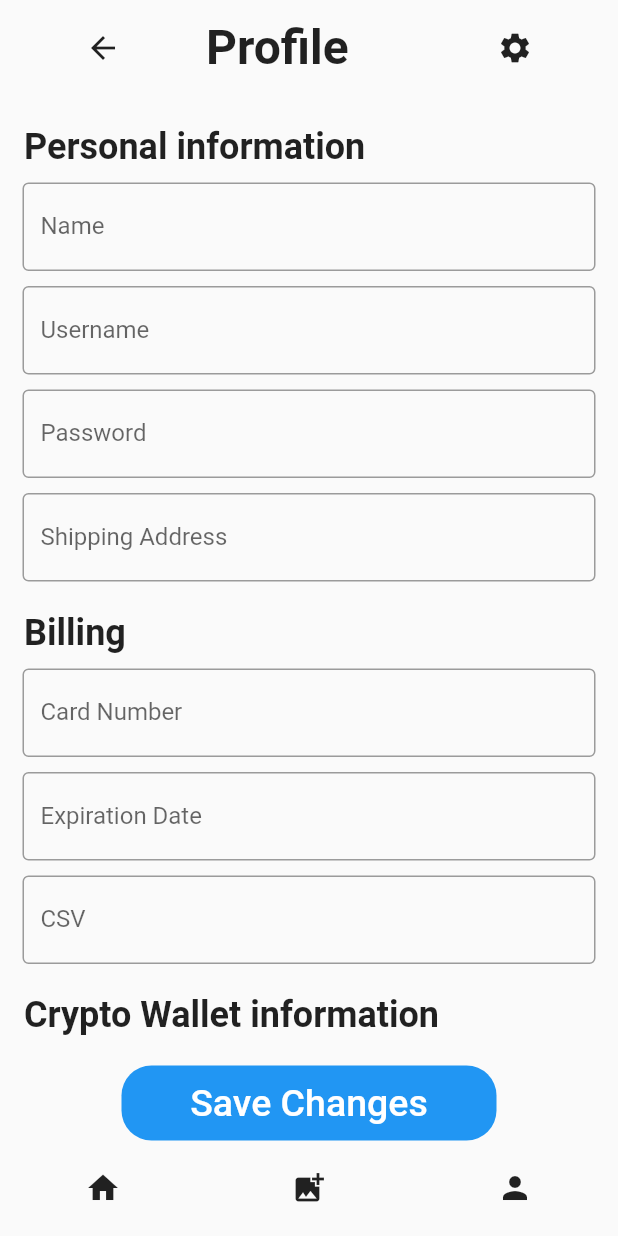
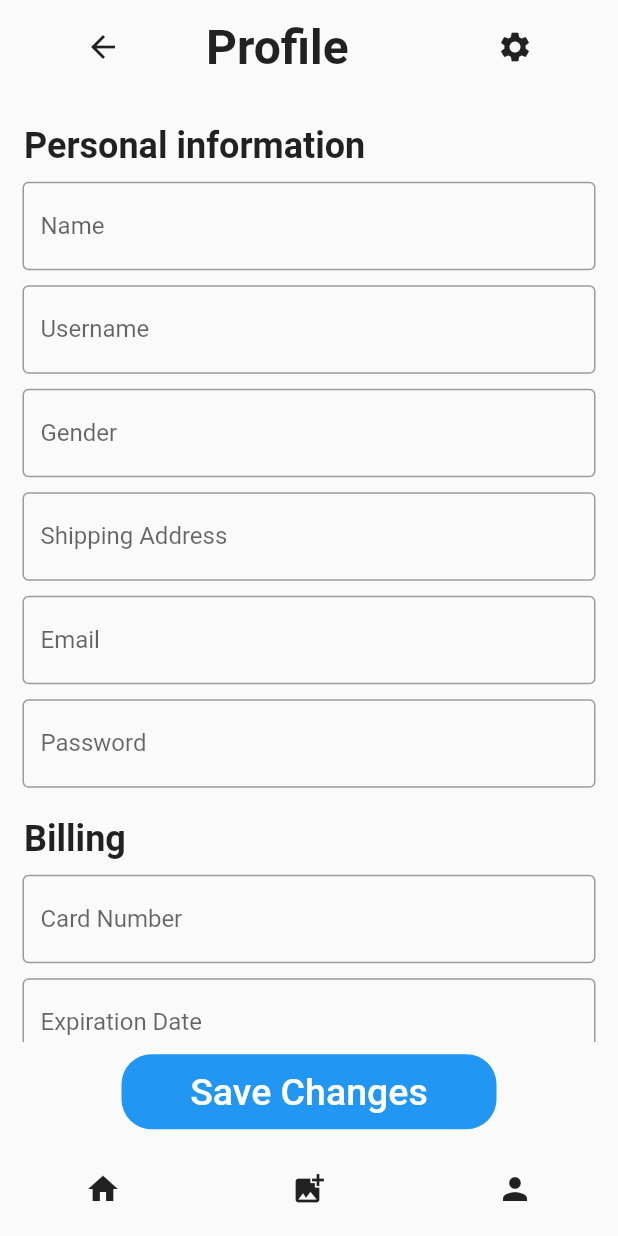
Before and after one commit to OGDergon/4800-classproject, a Flutter app: the ProfileMain screen opened directly, on a phone screen of 412 x 824 dp. Run offline on Flutter 3.47's test engine with Material 2 defaults, Android fonts, the phone set to English and light mode, and no system bars.

```diff
--- a/lib/Pages/Profile/profilemain.dart
+++ b/lib/Pages/Profile/profilemain.dart
@@ -82,14 +82,15 @@ class _ProfileMainState extends State<ProfileMain> {
                         ),
                       )
                   ),
-                  const Padding(padding: EdgeInsets.only(left: 15.0,right: 15.0,top: 10,bottom: 0),
+                  const Padding(
+                      padding: EdgeInsets.only(left: 15.0,right: 15.0,top: 10,bottom: 0),
                       child: TextField(
-                      obscureText: true,
                         decoration: InputDecoration(
                             border: OutlineInputBorder(),
-                          labelText: 'Password',
-                          hintText: 'Edit Password'),
+                            labelText: 'Gender',
+                            hintText: 'Edit Gender'
                         ),
+                      )
                   ),
                   const Padding(
                       padding: EdgeInsets.only(left: 15.0,right: 15.0,top: 10,bottom: 0),
@@ -100,6 +101,25 @@ class _ProfileMainState extends State<ProfileMain> {
                             hintText: 'Edit Shipping Address'
                         ),
                       )
+                  ),
+                  const Padding(
+                      padding: EdgeInsets.only(left: 15.0,right: 15.0,top: 10,bottom: 0),
+                      child: TextField(
+                        decoration: InputDecoration(
+                            border: OutlineInputBorder(),
+                            labelText: 'Email',
+                            hintText: 'Edit Email'
+                        ),
+                      )
+                  ),
+                  const Padding(padding: EdgeInsets.only(left: 15.0,right: 15.0,top: 10,bottom: 0),
+                    child: TextField(
+                      obscureText: true,
+                      decoration: InputDecoration(
+                          border: OutlineInputBorder(),
+                          labelText: 'Password',
+                          hintText: 'Edit Password'),
+                    ),
                   ),
                   SizedBox(height: 20),
 
@@ -137,7 +157,7 @@ class _ProfileMainState extends State<ProfileMain> {
                       child: TextField(
                         decoration: InputDecoration(
                             border: OutlineInputBorder(),
-                            labelText: 'CSV',
+                            labelText: 'CSC',
                             hintText: 'Enter credit card security code'
                         ),
                       )
@@ -166,9 +186,10 @@ class _ProfileMainState extends State<ProfileMain> {
                  ],
               ),
             ),
-            SizedBox(height: 10),
             //save changes button
-            Container(
+            Padding(
+              padding: const EdgeInsets.all(8.0),
+              child: Container(
                 height: 50,
                 width: 250,
                 decoration: BoxDecoration(
@@ -181,6 +202,7 @@ class _ProfileMainState extends State<ProfileMain> {
                   child: const Text(
                     'Save Changes',
                     style: TextStyle (color: Colors.white, fontSize: 25),
+                  ),
                 ),
               ),
             ),
```
Lines whose indentation alone changed are shown as unchanged.
